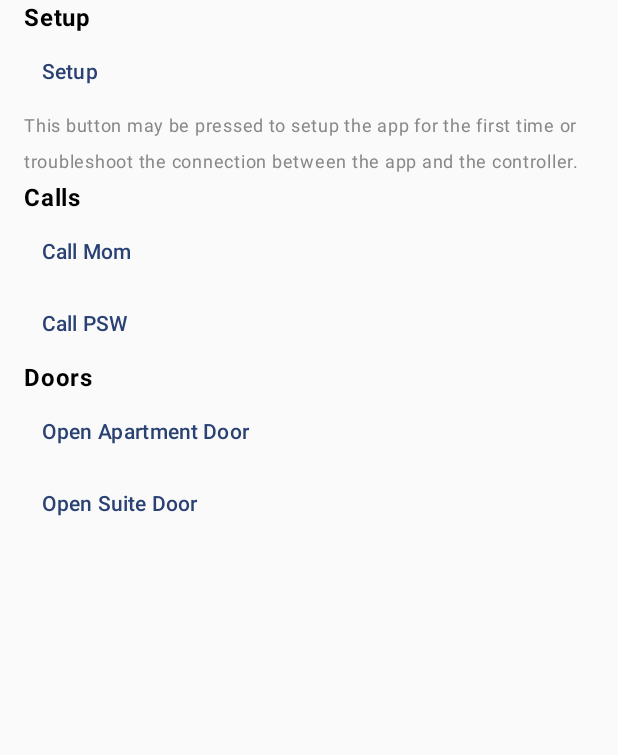
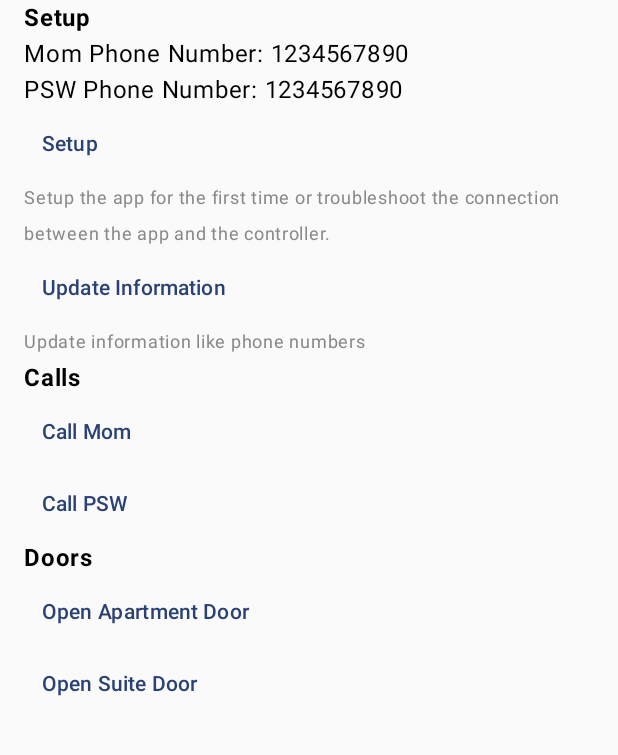
Before and after one commit to leoduan0/ut-bionic-very-smart-assistant, an Android app built with Jetpack Compose: the screen it shows after launch (MainActivity), on a phone screen of 412 x 824 dp, the part 144-899 px from its top. Run offline under Robolectric (Android 15) with nearby library versions, the phone set to English and light mode, and no system bars.

Commit message:
add logic to modify phone numbers

```diff
--- a/app/build.gradle.kts
+++ b/app/build.gradle.kts
@@ -49,8 +49,8 @@ dependencies {
     implementation(libs.androidx.compose.ui.graphics)
     implementation(libs.androidx.compose.ui.tooling.preview)
     implementation(libs.androidx.compose.material3)
+    implementation(libs.androidx.datastore)
     implementation(libs.okhttp)
-//    implementation("org.jetbrains.kotlinx:kotlinx-coroutines-android:1.3.9")
     testImplementation(libs.junit)
     androidTestImplementation(libs.androidx.junit)
     androidTestImplementation(libs.androidx.espresso.core)
--- /dev/null
+++ b/app/src/main/java/com/utbionic/verysmartassistant/Information.kt
@@ -0,0 +1,18 @@
+package com.utbionic.verysmartassistant
+
+import androidx.lifecycle.ViewModel
+
+// TODO implement persistent storage
+class Information : ViewModel() {
+    var momNumber = "1234567890"
+    var pswNumber = "1234567890"
+    var controllerAddress = "very-smart-controller.local"
+
+    fun updateMomNumber(newMomNumber: String) {
+        momNumber = newMomNumber
+    }
+
+    fun updatePswNumber(newPswNumber: String) {
+        pswNumber = newPswNumber
+    }
+}
--- a/app/src/main/java/com/utbionic/verysmartassistant/MainActivity.kt
+++ b/app/src/main/java/com/utbionic/verysmartassistant/MainActivity.kt
@@ -2,43 +2,69 @@ package com.utbionic.verysmartassistant
 
 import android.Manifest
 import android.content.Intent
+import android.content.pm.PackageManager
 import android.os.Bundle
 import androidx.activity.ComponentActivity
 import androidx.activity.compose.setContent
 import androidx.activity.enableEdgeToEdge
+import androidx.activity.viewModels
 import androidx.compose.foundation.layout.Column
 import androidx.compose.foundation.layout.fillMaxSize
 import androidx.compose.foundation.layout.padding
+import androidx.compose.foundation.layout.systemBarsPadding
 import androidx.compose.material3.Text
 import androidx.compose.material3.TextButton
 import androidx.compose.runtime.Composable
+import androidx.compose.runtime.getValue
+import androidx.compose.runtime.mutableStateOf
+import androidx.compose.runtime.remember
+import androidx.compose.runtime.setValue
+import androidx.compose.ui.Modifier
 import androidx.compose.ui.graphics.Color
-import androidx.compose.ui.Modifier
+import androidx.compose.ui.text.font.FontWeight
 import androidx.compose.ui.unit.dp
 import androidx.compose.ui.unit.sp
+import androidx.core.app.ActivityCompat
+import androidx.core.content.ContextCompat
 import androidx.core.net.toUri
 import com.utbionic.verysmartassistant.ui.theme.VerySmartAssistantTheme
-import android.speech.RecognizerIntent
-import android.content.pm.PackageManager
-import androidx.compose.foundation.layout.systemBarsPadding
-import androidx.compose.ui.text.font.FontWeight
-import androidx.core.app.ActivityCompat
-import androidx.core.content.ContextCompat
-import java.util.Locale
-import okhttp3.*
+import okhttp3.Call
+import okhttp3.Callback
+import okhttp3.OkHttpClient
+import okhttp3.Request
+import okhttp3.Response
 import java.io.IOException
 
-private const val MOM_PHONE_NUMBER = "1234567890"
-private const val PSW_PHONE_NUMBER = "1234567890"
-private const val CONTROLLER_IP_ADDRESS = "127.0.0.1"
+class MainActivity : ComponentActivity() {
+    private val information: Information by viewModels()
 
-class MainActivity : ComponentActivity() {
+    override fun onCreate(savedInstanceState: Bundle?) {
+        super.onCreate(savedInstanceState)
+        enableEdgeToEdge()
+        setContent {
+            VerySmartAssistantTheme {
+                Home(
+                    modifier = Modifier
+                        .fillMaxSize()
+                        .systemBarsPadding()
+                        .padding(horizontal = 16.dp),
+                    information = information,
+                    onSetup = { setup() },
+                    onCallMom = { call(information.momNumber) },
+                    onCallPSW = { call(information.pswNumber) },
+                    onOpenApartmentDoor = { openDoor("apartment") },
+                    onOpenSuiteDoor = { openDoor("suite") },
+                )
+            }
+        }
+    }
+
     private val client = OkHttpClient()
 
     private fun sendRequestToController(
         endpoint: String, callback: (success: Boolean, response: String?) -> Unit
     ) {
-        val url = "http://$CONTROLLER_IP_ADDRESS/$endpoint"
+        val url = "http://${information.controllerAddress}/$endpoint"
         val request = Request.Builder().url(url).build()
 
         client.newCall(request).enqueue(object : Callback {
@@ -55,28 +81,8 @@ class MainActivity : ComponentActivity() {
         })
     }
 
-    override fun onCreate(savedInstanceState: Bundle?) {
-        super.onCreate(savedInstanceState)
-        enableEdgeToEdge()
-        setContent {
-            VerySmartAssistantTheme {
-                Home(
-                    modifier = Modifier
-                        .fillMaxSize()
-                        .systemBarsPadding()
-                        .padding(horizontal = 16.dp),
-                    onSetup = { setup() },
-                    onCallMom = { call(MOM_PHONE_NUMBER) },
-                    onCallPSW = { call(PSW_PHONE_NUMBER) },
-                    onOpenApartmentDoor = { openDoor("apartment") },
-                    onOpenSuiteDoor = { openDoor("suite") },
-                )
-            }
-        }
-    }
-
+    // TODO implement
     private fun setup() {
-        // connects to ESP32
     }
 
     private fun call(phoneNumber: String) {
@@ -125,34 +131,60 @@ class MainActivity : ComponentActivity() {
     }
 }
 
+
 @Composable
 fun Home(
     modifier: Modifier = Modifier,
+    information: Information,
     onSetup: () -> Unit = {},
     onCallMom: () -> Unit = {},
     onCallPSW: () -> Unit = {},
     onOpenApartmentDoor: () -> Unit = {},
     onOpenSuiteDoor: () -> Unit = {},
 ) {
+    var showInfoDialog by remember { mutableStateOf(false) }
+
     Column(modifier = modifier) {
         Text("Very Smart Assistant", fontWeight = FontWeight.Bold)
         Text(
             text = "Hello! I'm your Very Smart Assistant from the University of Toronto Bioengineering Innovation and Outreach in Consulting Club (UT BIONIC)!",
         )
+
         Text("Setup", fontWeight = FontWeight.Bold)
+        Text("Mom Phone Number: ${information.momNumber}")
+        Text("PSW Phone Number: ${information.pswNumber}")
         TextButton(onClick = { onSetup() }) { Text("Setup") }
         Text(
-            "This button may be pressed to setup the app for the first time or troubleshoot the connection between the app and the controller.",
+            "Setup the app for the first time or troubleshoot the connection between the app and the controller.",
             fontSize = 12.sp,
             color = Color.Gray
         )
+        TextButton(onClick = { showInfoDialog = true }) { Text("Update Information") }
+        Text(
+            "Update information like phone numbers", fontSize = 12.sp, color = Color.Gray
+        )
+
         Text(
             "Calls", fontWeight = FontWeight.Bold
         )
         TextButton(onClick = { onCallMom() }) { Text("Call Mom") }
         TextButton(onClick = { onCallPSW() }) { Text("Call PSW") }
+
         Text("Doors", fontWeight = FontWeight.Bold)
         TextButton(onClick = { onOpenApartmentDoor() }) { Text("Open Apartment Door") }
         TextButton(onClick = { onOpenSuiteDoor() }) { Text("Open Suite Door") }
     }
+
+    if (showInfoDialog) {
+        InfoDialog(
+            currentMomNumber = information.momNumber,
+            currentPswNumber = information.pswNumber,
+            onDismissRequest = { showInfoDialog = false },
+            onConfirmation = { newMomNumber, newPswNumber ->
+                information.updateMomNumber(newMomNumber)
+                information.updatePswNumber(newPswNumber)
+                showInfoDialog = false
+            },
+        )
+    }
 }
```
Also changed, not shown: app/src/main/java/com/utbionic/verysmartassistant/InfoDialog.kt (added, +47 -0 lines), app/src/main/res/xml/shortcuts.xml (+36 -3 lines), gradle/libs.versions.toml (+11 -9 lines).
